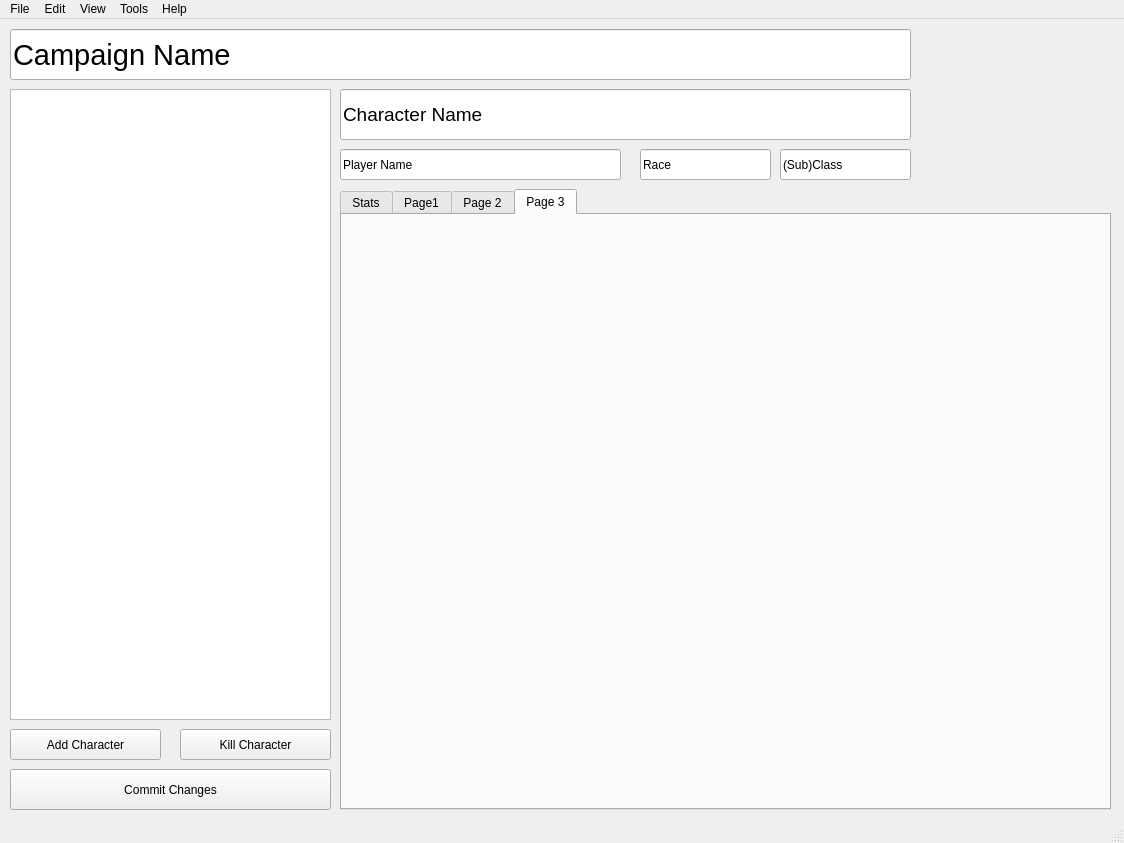
Above: dmanager.ui from mng-25/DungeonManager before the change. Below: the same form after it.
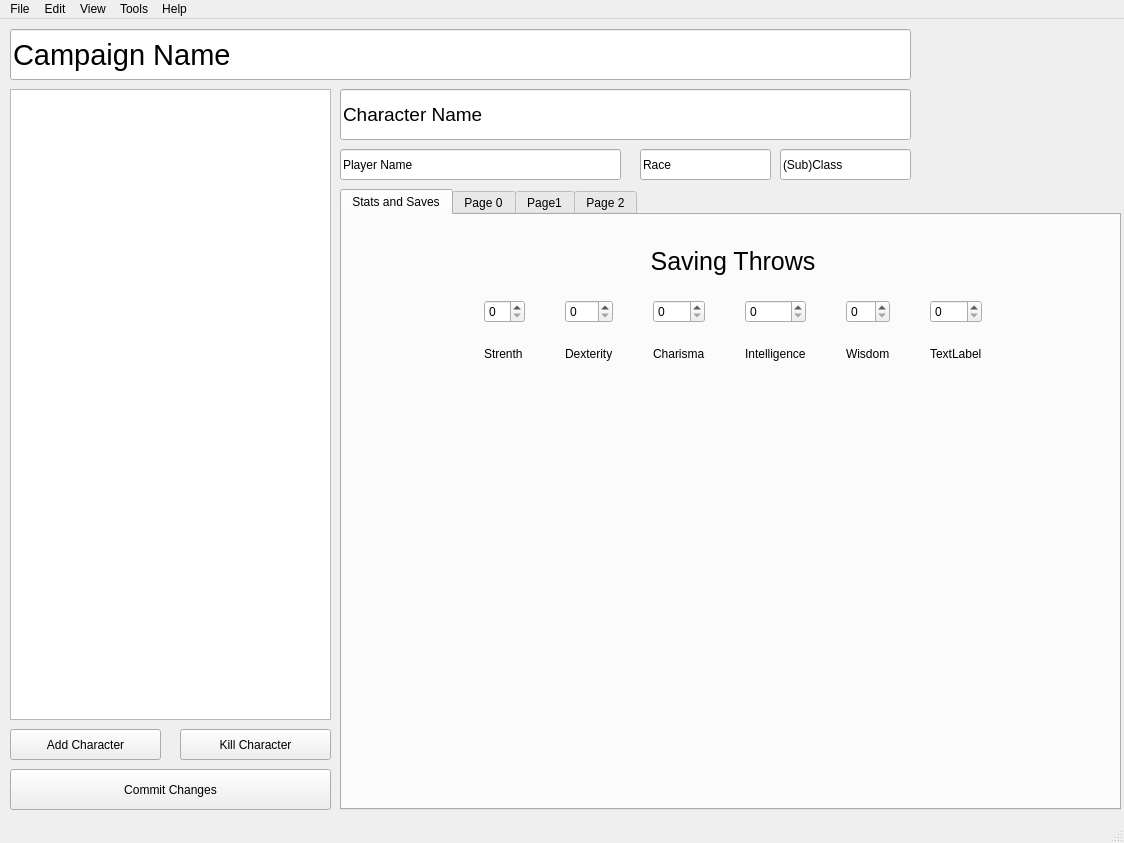
That is the form after the change.

Commit message: Added database functionality to class and race fields

Patch:
```diff
--- a/dmanager.ui
+++ b/dmanager.ui
@@ -19,19 +19,274 @@
      <rect>
       <x>340</x>
       <y>170</y>
-      <width>771</width>
+      <width>781</width>
       <height>621</height>
      </rect>
     </property>
     <property name="currentIndex">
      <number>3</number>
     </property>
-    <widget class="QWidget" name="stats_tab">
+    <widget class="QWidget" name="tab_2">
      <attribute name="title">
-      <string>Stats</string>
+      <string>Stats and Saves</string>
      </attribute>
+     <widget class="QWidget" name="gridLayoutWidget">
+      <property name="geometry">
+       <rect>
+        <x>10</x>
+        <y>10</y>
+        <width>761</width>
+        <height>161</height>
+       </rect>
+      </property>
+      <layout class="QGridLayout" name="gridLayout">
+       <property name="sizeConstraint">
+        <enum>QLayout::SetDefaultConstraint</enum>
+       </property>
+       <property name="horizontalSpacing">
+        <number>5</number>
+       </property>
+       <property name="verticalSpacing">
+        <number>2</number>
+       </property>
+       <item row="1" column="12">
+        <spacer name="horizontalSpacer_8">
+         <property name="orientation">
+          <enum>Qt::Horizontal</enum>
+         </property>
+         <property name="sizeType">
+          <enum>QSizePolicy::MinimumExpanding</enum>
+         </property>
+         <property name="sizeHint" stdset="0">
+          <size>
+           <width>30</width>
+           <height>20</height>
+          </size>
+         </property>
+        </spacer>
+       </item>
+       <item row="1" column="5">
+        <widget class="QSpinBox" name="chrSpin"/>
+       </item>
+       <item row="1" column="1">
+        <widget class="QSpinBox" name="strSpin"/>
+       </item>
+       <item row="1" column="9">
+        <widget class="QSpinBox" name="wisSpin"/>
+       </item>
+       <item row="1" column="0">
+        <spacer name="horizontalSpacer">
+         <property name="orientation">
+          <enum>Qt::Horizontal</enum>
+         </property>
+         <property name="sizeType">
+          <enum>QSizePolicy::MinimumExpanding</enum>
+         </property>
+         <property name="sizeHint" stdset="0">
+          <size>
+           <width>30</width>
+           <height>20</height>
+          </size>
+         </property>
+        </spacer>
+       </item>
+       <item row="1" column="11">
+        <widget class="QSpinBox" name="spinBox_6"/>
+       </item>
+       <item row="1" column="2">
+        <spacer name="horizontalSpacer_2">
+         <property name="orientation">
+          <enum>Qt::Horizontal</enum>
+         </property>
+         <property name="sizeType">
+          <enum>QSizePolicy::Maximum</enum>
+         </property>
+         <property name="sizeHint" stdset="0">
+          <size>
+           <width>30</width>
+           <height>20</height>
+          </size>
+         </property>
+        </spacer>
+       </item>
+       <item row="1" column="3">
+        <widget class="QSpinBox" name="dexSpin"/>
+       </item>
+       <item row="1" column="6">
+        <spacer name="horizontalSpacer_3">
+         <property name="orientation">
+          <enum>Qt::Horizontal</enum>
+         </property>
+         <property name="sizeType">
+          <enum>QSizePolicy::Maximum</enum>
+         </property>
+         <property name="sizeHint" stdset="0">
+          <size>
+           <width>30</width>
+           <height>20</height>
+          </size>
+         </property>
+        </spacer>
+       </item>
+       <item row="1" column="8">
+        <spacer name="horizontalSpacer_5">
+         <property name="orientation">
+          <enum>Qt::Horizontal</enum>
+         </property>
+         <property name="sizeType">
+          <enum>QSizePolicy::Maximum</enum>
+         </property>
+         <property name="sizeHint" stdset="0">
+          <size>
+           <width>30</width>
+           <height>20</height>
+          </size>
+         </property>
+        </spacer>
+       </item>
+       <item row="0" column="1" colspan="11">
+        <widget class="QLabel" name="label">
+         <property name="sizePolicy">
+          <sizepolicy hsizetype="Preferred" vsizetype="Maximum">
+           <horstretch>0</horstretch>
+           <verstretch>0</verstretch>
+          </sizepolicy>
+         </property>
+         <property name="font">
+          <font>
+           <pointsize>19</pointsize>
+          </font>
+         </property>
+         <property name="text">
+          <string>Saving Throws</string>
+         </property>
+         <property name="alignment">
+          <set>Qt::AlignCenter</set>
+         </property>
+        </widget>
+       </item>
+       <item row="1" column="4">
+        <spacer name="horizontalSpacer_4">
+         <property name="orientation">
+          <enum>Qt::Horizontal</enum>
+         </property>
+         <property name="sizeType">
+          <enum>QSizePolicy::Maximum</enum>
+         </property>
+         <property name="sizeHint" stdset="0">
+          <size>
+           <width>30</width>
+           <height>20</height>
+          </size>
+         </property>
+        </spacer>
+       </item>
+       <item row="1" column="10">
+        <spacer name="horizontalSpacer_6">
+         <property name="orientation">
+          <enum>Qt::Horizontal</enum>
+         </property>
+         <property name="sizeType">
+          <enum>QSizePolicy::Maximum</enum>
+         </property>
+         <property name="sizeHint" stdset="0">
+          <size>
+           <width>30</width>
+           <height>20</height>
+          </size>
+         </property>
+        </spacer>
+       </item>
+       <item row="1" column="7">
+        <widget class="QSpinBox" name="intSpin"/>
+       </item>
+       <item row="2" column="1">
+        <widget class="QLabel" name="label_2">
+         <property name="sizePolicy">
+          <sizepolicy hsizetype="Preferred" vsizetype="Maximum">
+           <horstretch>0</horstretch>
+           <verstretch>0</verstretch>
+          </sizepolicy>
+         </property>
+         <property name="text">
+          <string>Strenth</string>
+         </property>
+        </widget>
+       </item>
+       <item row="2" column="3">
+        <widget class="QLabel" name="label_3">
+         <property name="sizePolicy">
+          <sizepolicy hsizetype="Preferred" vsizetype="Maximum">
+           <horstretch>0</horstretch>
+           <verstretch>0</verstretch>
+          </sizepolicy>
+         </property>
+         <property name="text">
+          <string>Dexterity</string>
+         </property>
+        </widget>
+       </item>
+       <item row="2" column="5">
+        <widget class="QLabel" name="label_4">
+         <property name="sizePolicy">
+          <sizepolicy hsizetype="Preferred" vsizetype="Maximum">
+           <horstretch>0</horstretch>
+           <verstretch>0</verstretch>
+          </sizepolicy>
+         </property>
+         <property name="text">
+          <string>Charisma</string>
+         </property>
+        </widget>
+       </item>
+       <item row="2" column="9">
+        <widget class="QLabel" name="label_6">
+         <property name="sizePolicy">
+          <sizepolicy hsizetype="Preferred" vsizetype="Maximum">
+           <horstretch>0</horstretch>
+           <verstretch>0</verstretch>
+          </sizepolicy>
+         </property>
+         <property name="text">
+          <string>Wisdom</string>
+         </property>
+        </widget>
+       </item>
+       <item row="2" column="11">
+        <widget class="QLabel" name="label_7">
+         <property name="sizePolicy">
+          <sizepolicy hsizetype="Preferred" vsizetype="Maximum">
+           <horstretch>0</horstretch>
+           <verstretch>0</verstretch>
+          </sizepolicy>
+         </property>
+         <property name="text">
+          <string>TextLabel</string>
+         </property>
+        </widget>
+       </item>
+       <item row="2" column="7">
+        <widget class="QLabel" name="label_5">
+         <property name="sizePolicy">
+          <sizepolicy hsizetype="Preferred" vsizetype="Maximum">
+           <horstretch>0</horstretch>
+           <verstretch>0</verstretch>
+          </sizepolicy>
+         </property>
+         <property name="text">
+          <string>Intelligence</string>
+         </property>
+        </widget>
+       </item>
+      </layout>
+     </widget>
     </widget>
-    <widget class="QWidget" name="tab_3">
+    <widget class="QWidget" name="tab0">
+     <attribute name="title">
+      <string>Page 0</string>
+     </attribute>
+    </widget>
+    <widget class="QWidget" name="tab1">
      <attribute name="title">
       <string>Page1</string>
      </attribute>
@@ -41,11 +296,6 @@
       <string>Page 2</string>
      </attribute>
     </widget>
-    <widget class="QWidget" name="tab_2">
-     <attribute name="title">
-      <string>Page 3</string>
-     </attribute>
-    </widget>
    </widget>
    <widget class="QPushButton" name="addCharButton">
     <property name="geometry">
```
Left out of the diff: 4 changed lines with no effect on the pictures. The commit also changes 2 other files.
